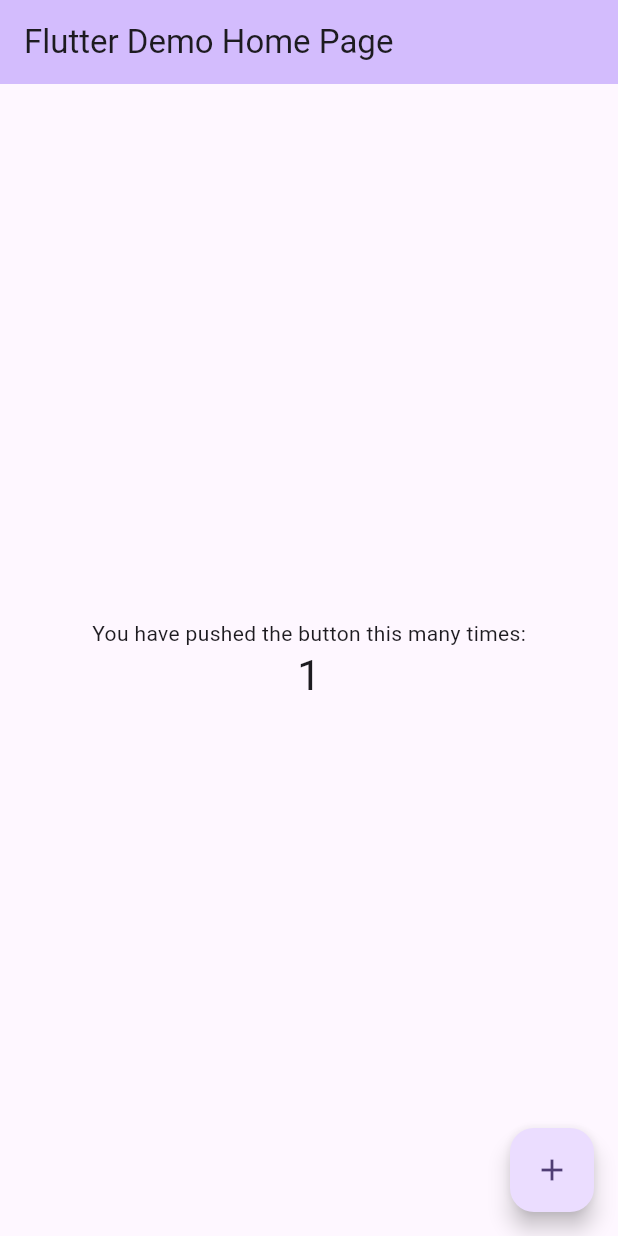
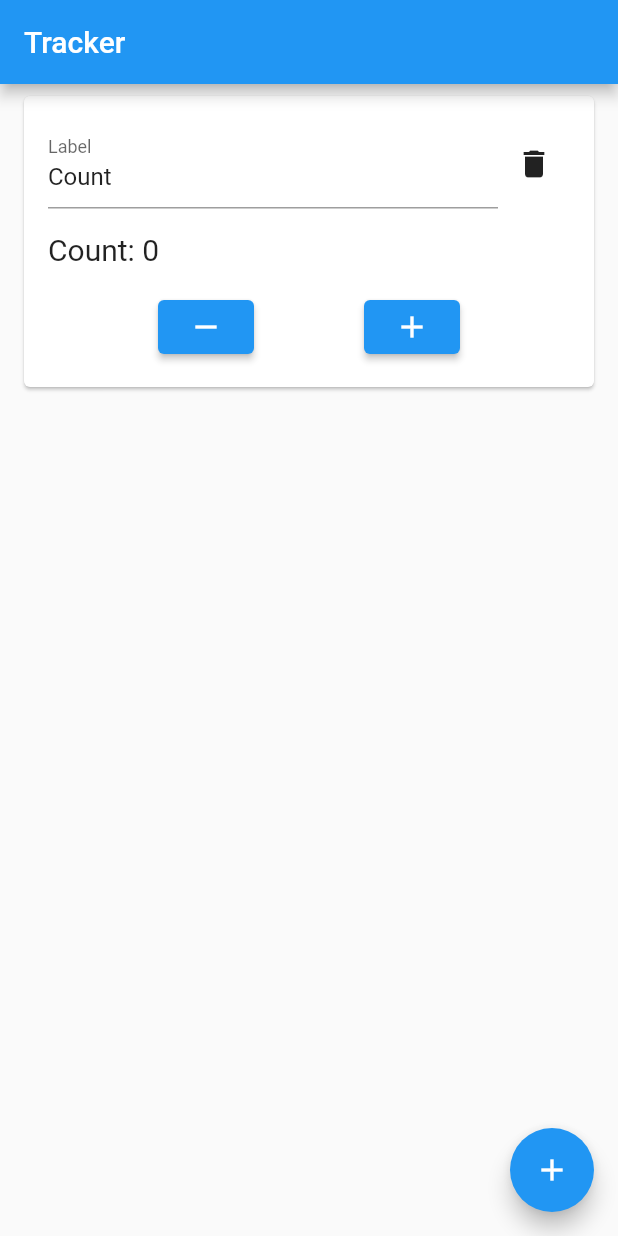
Before and after one commit to JeffreyDinackus/SimpleTracker, a Flutter app: the screen it shows after launch, after a tap on the "add" icon, on a phone screen of 412 x 824 dp. Run offline on Flutter 3.47's test engine with Material 2 defaults, Android fonts, the phone set to English and light mode, and no system bars; our stand-ins replace shared_preferences.

Commit message:
Release 1.0 is out. May not be bug free.

```diff
--- a/lib/main.dart
+++ b/lib/main.dart
@@ -1,125 +1,217 @@
 import 'package:flutter/material.dart';
+import 'package:shared_preferences/shared_preferences.dart';
 
 void main() {
-  runApp(const MyApp());
+  runApp(TrackerApp());
 }
 
-class MyApp extends StatelessWidget {
-  const MyApp({super.key});
-
-  // This widget is the root of your application.
+class TrackerApp extends StatelessWidget {
   @override
   Widget build(BuildContext context) {
     return MaterialApp(
-      title: 'Flutter Demo',
+      title: 'Tracker',
       theme: ThemeData(
-        // This is the theme of your application.
-        //
-        // TRY THIS: Try running your application with "flutter run". You'll see
-        // the application has a blue toolbar. Then, without quitting the app,
-        // try changing the seedColor in the colorScheme below to Colors.green
-        // and then invoke "hot reload" (save your changes or press the "hot
-        // reload" button in a Flutter-supported IDE, or press "r" if you used
-        // the command line to start the app).
-        //
-        // Notice that the counter didn't reset back to zero; the application
-        // state is not lost during the reload. To reset the state, use hot
-        // restart instead.
-        //
-        // This works for code too, not just values: Most code changes can be
-        // tested with just a hot reload.
-        colorScheme: ColorScheme.fromSeed(seedColor: Colors.deepPurple),
-        useMaterial3: true,
+        primarySwatch: Colors.blue,
       ),
-      home: const MyHomePage(title: 'Flutter Demo Home Page'),
+      home: TrackerHomePage(),
     );
   }
 }
 
-class MyHomePage extends StatefulWidget {
-  const MyHomePage({super.key, required this.title});
+class TrackerHomePage extends StatefulWidget {
+  @override
+  _TrackerHomePageState createState() => _TrackerHomePageState();
+}
 
-  // This widget is the home page of your application. It is stateful, meaning
-  // that it has a State object (defined below) that contains fields that affect
-  // how it looks.
-
-  // This class is the configuration for the state. It holds the values (in this
-  // case the title) provided by the parent (in this case the App widget) and
-  // used by the build method of the State. Fields in a Widget subclass are
-  // always marked "final".
-
-  final String title;
+class _TrackerHomePageState extends State<TrackerHomePage> {
+  List<Tracker> trackers = [];
 
   @override
-  State<MyHomePage> createState() => _MyHomePageState();
-}
+  void initState() {
+    super.initState();
+    _loadTrackers();
+  }
 
-class _MyHomePageState extends State<MyHomePage> {
-  int _counter = 0;
+  Future<void> _loadTrackers() async {
+    SharedPreferences prefs = await SharedPreferences.getInstance();
+    List<String>? trackerList = prefs.getStringList('trackers');
 
-  void _incrementCounter() {
+    if (trackerList != null) {
+      List<Tracker> loadedTrackers = trackerList.map((trackerString) {
+        List<String> parts = trackerString.split(':');
+        String label = parts[0];
+        int count = int.parse(parts[1]);
+        return Tracker(label: label, count: count);
+      }).toList();
+
+      setState(() {
+        trackers = loadedTrackers;
+      });
+    }
+  }
+
+  Future<void> _saveTrackers() async {
+    SharedPreferences prefs = await SharedPreferences.getInstance();
+    List<String> trackerList =
+        trackers.map((tracker) => '${tracker.label}:${tracker.count}').toList();
+    await prefs.setStringList('trackers', trackerList);
+  }
+
+  void _addTracker() {
     setState(() {
-      // This call to setState tells the Flutter framework that something has
-      // changed in this State, which causes it to rerun the build method below
-      // so that the display can reflect the updated values. If we changed
-      // _counter without calling setState(), then the build method would not be
-      // called again, and so nothing would appear to happen.
-      _counter++;
+      trackers = List.from(trackers)..add(Tracker());
     });
+    _saveTrackers();
+  }
+
+  void _removeTracker(int index) {
+    setState(() {
+      trackers = List.from(trackers)..removeAt(index);
+    });
+    _saveTrackers();
+  }
+
+  void _incrementCount(int index) {
+    setState(() {
+      trackers = List.from(trackers)..[index].count += 1;
+    });
+    _saveTrackers();
+  }
+
+  void _decrementCount(int index) {
+    setState(() {
+      trackers = List.from(trackers)..[index].count -= 1;
+    });
+    _saveTrackers();
+  }
+
+  void _updateTrackerLabel(int index, String label) {
+    setState(() {
+      trackers[index].label = label;
+    });
+    _saveTrackers();
   }
 
   @override
   Widget build(BuildContext context) {
-    // This method is rerun every time setState is called, for instance as done
-    // by the _incrementCounter method above.
-    //
-    // The Flutter framework has been optimized to make rerunning build methods
-    // fast, so that you can just rebuild anything that needs updating rather
-    // than having to individually change instances of widgets.
     return Scaffold(
       appBar: AppBar(
-        // TRY THIS: Try changing the color here to a specific color (to
-        // Colors.amber, perhaps?) and trigger a hot reload to see the AppBar
-        // change color while the other colors stay the same.
-        backgroundColor: Theme.of(context).colorScheme.inversePrimary,
-        // Here we take the value from the MyHomePage object that was created by
-        // the App.build method, and use it to set our appbar title.
-        title: Text(widget.title),
+        title: Text('Tracker'),
       ),
-      body: Center(
-        // Center is a layout widget. It takes a single child and positions it
-        // in the middle of the parent.
+      body: ListView.builder(
+        itemCount: trackers.length,
+        itemBuilder: (context, index) {
+          return TrackerCard(
+            tracker: trackers[index],
+            onRemove: () => _removeTracker(index),
+            onIncrement: () => _incrementCount(index),
+            onDecrement: () => _decrementCount(index),
+            onUpdateLabel: (label) => _updateTrackerLabel(index, label),
+          );
+        },
+      ),
+      floatingActionButton: FloatingActionButton(
+        onPressed: _addTracker,
+        child: Icon(Icons.add),
+      ),
+    );
+  }
+}
+
+class Tracker {
+  String label;
+  int count;
+
+  Tracker({this.label = 'Count', this.count = 0});
+}
+
+class TrackerCard extends StatefulWidget {
+  final Tracker tracker;
+  final VoidCallback onRemove;
+  final VoidCallback onIncrement;
+  final VoidCallback onDecrement;
+  final ValueChanged<String> onUpdateLabel;
+
+  TrackerCard({
+    required this.tracker,
+    required this.onRemove,
+    required this.onIncrement,
+    required this.onDecrement,
+    required this.onUpdateLabel,
+  });
+
+  @override
+  _TrackerCardState createState() => _TrackerCardState();
+}
+
+class _TrackerCardState extends State<TrackerCard> {
+  TextEditingController _labelController = TextEditingController();
+
+  @override
+  void initState() {
+    super.initState();
+    _labelController.text = widget.tracker.label;
+  }
+
+  @override
+  void dispose() {
+    _labelController.dispose();
+    super.dispose();
+  }
+
+  void _saveLabel() {
+    widget.onUpdateLabel(_labelController.text);
+  }
+
+  @override
+  Widget build(BuildContext context) {
+    return Card(
+      margin: EdgeInsets.symmetric(horizontal: 16, vertical: 8),
+      child: Padding(
+        padding: EdgeInsets.all(16),
         child: Column(
-          // Column is also a layout widget. It takes a list of children and
-          // arranges them vertically. By default, it sizes itself to fit its
-          // children horizontally, and tries to be as tall as its parent.
-          //
-          // Column has various properties to control how it sizes itself and
-          // how it positions its children. Here we use mainAxisAlignment to
-          // center the children vertically; the main axis here is the vertical
-          // axis because Columns are vertical (the cross axis would be
-          // horizontal).
-          //
-          // TRY THIS: Invoke "debug painting" (choose the "Toggle Debug Paint"
-          // action in the IDE, or press "p" in the console), to see the
-          // wireframe for each widget.
-          mainAxisAlignment: MainAxisAlignment.center,
-          children: <Widget>[
-            const Text(
-              'You have pushed the button this many times:',
+          crossAxisAlignment: CrossAxisAlignment.start,
+          children: [
+            Row(
+              mainAxisAlignment: MainAxisAlignment.spaceBetween,
+              children: [
+                Flexible(
+                  child: TextField(
+                    controller: _labelController,
+                    decoration: InputDecoration(
+                      labelText: 'Label',
+                    ),
+                    onChanged: (value) => _saveLabel(),
+                  ),
+                ),
+                IconButton(
+                  icon: Icon(Icons.delete),
+                  onPressed: widget.onRemove,
+                ),
+              ],
             ),
+            SizedBox(height: 16),
             Text(
-              '$_counter',
-              style: Theme.of(context).textTheme.headlineMedium,
+              'Count: ${widget.tracker.count}',
+              style: TextStyle(fontSize: 20),
+            ),
+            SizedBox(height: 16),
+            Row(
+              mainAxisAlignment: MainAxisAlignment.spaceEvenly,
+              children: [
+                ElevatedButton(
+                  onPressed: widget.onDecrement,
+                  child: Icon(Icons.remove),
+                ),
+                ElevatedButton(
+                  onPressed: widget.onIncrement,
+                  child: Icon(Icons.add),
+                ),
+              ],
             ),
           ],
         ),
       ),
-      floatingActionButton: FloatingActionButton(
-        onPressed: _incrementCounter,
-        tooltip: 'Increment',
-        child: const Icon(Icons.add),
-      ), // This trailing comma makes auto-formatting nicer for build methods.
     );
   }
 }
--- a/pubspec.yaml
+++ b/pubspec.yaml
@@ -30,7 +30,7 @@ environment:
 dependencies:
   flutter:
     sdk: flutter
-
+  shared_preferences: ^2.0.12
 
   # The following adds the Cupertino Icons font to your application.
   # Use with the CupertinoIcons class for iOS style icons.
```
Also changed, not shown: pubspec.lock, 1 other file.
